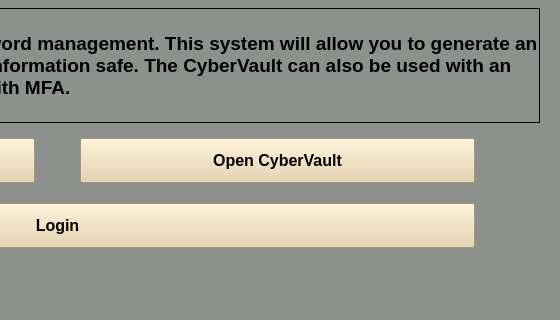
First picture: the form in cybervault.ui, repository dark-anub1s/CyberVault, before the edit; both pictures show x 400 to 960 and y 101 to 421 of the 960 by 540 pixel window.
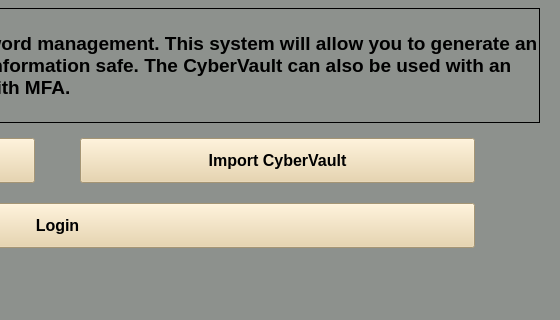
Second picture: the form after the edit. Icons and pictures are not drawn.

Commit message: Updated the open vault button to Import Vault, and added items to the menu bar.

Diff of the .ui file:
```diff
--- a/cybervault.ui
+++ b/cybervault.ui
@@ -163,7 +163,7 @@
      <string notr="true">background-color: rgb(231, 208, 162);</string>
     </property>
     <property name="text">
-     <string>Open CyberVault</string>
+     <string>Import CyberVault</string>
     </property>
    </widget>
    <widget class="QPushButton" name="login_to_account">
```
Left out of the diff: 25 changed lines with no effect on the pictures. The commit also changes 1 other file.
